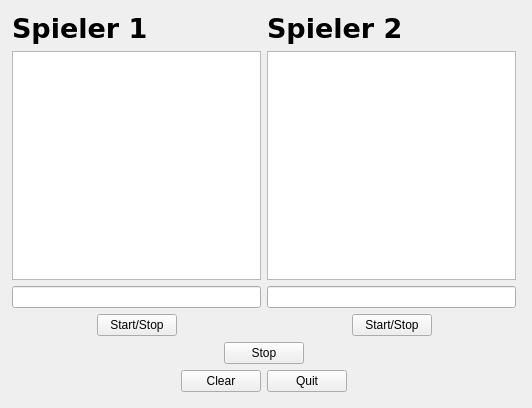
Above: schachuhr.ui from marou/ChessClock before the change. Below: the same form after it.
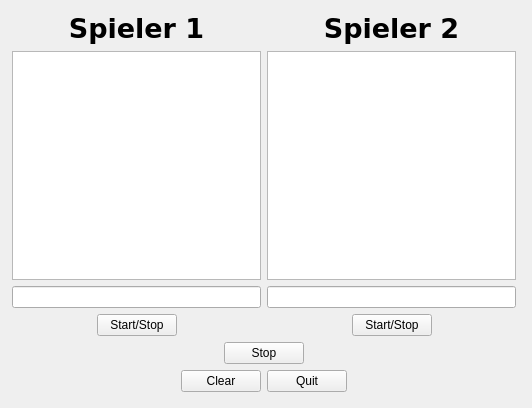
That is the form after the change.

Commit message: timestruct fertig! timfunction prototyp fertig!

```diff
--- a/schachuhr.ui
+++ b/schachuhr.ui
@@ -38,9 +38,15 @@
              <bold>true</bold>
             </font>
            </property>
+           <property name="layoutDirection">
+            <enum>Qt::LeftToRight</enum>
+           </property>
            <property name="text">
             <string>Spieler 1</string>
            </property>
+           <property name="alignment">
+            <set>Qt::AlignCenter</set>
+           </property>
           </widget>
          </item>
          <item>
@@ -103,6 +109,9 @@
            <property name="text">
             <string>Spieler 2</string>
            </property>
+           <property name="alignment">
+            <set>Qt::AlignCenter</set>
+           </property>
           </widget>
          </item>
          <item>
```
The commit also changes 2 other files.
